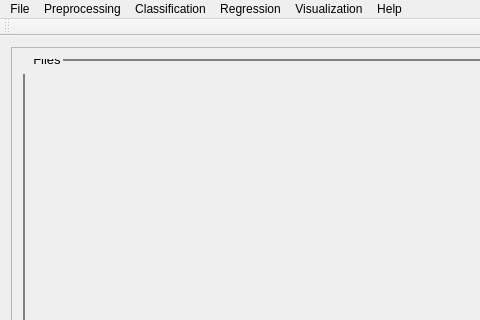
The window that src/PYSAT_Gui_UI_Forms/UI Files/01_mainwindow_get_mask.ui (tisaconundrum2/PySAT-GUI) describes before a commit, drawn with Qt 5; both pictures show x 0 to 480 and y 0 to 320 of the 581 by 843 pixel window.
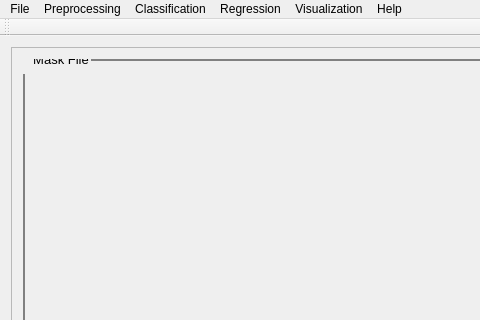
The same window after the commit.

What changed in the file:
```diff
--- a/src/PYSAT_Gui_UI_Forms/UI Files/01_mainwindow_get_mask.ui
+++ b/src/PYSAT_Gui_UI_Forms/UI Files/01_mainwindow_get_mask.ui
@@ -57,7 +57,7 @@
            </font>
           </property>
           <property name="title">
-           <string>Files</string>
+           <string>Mask File</string>
           </property>
           <layout class="QHBoxLayout" name="horizontalLayout">
            <item>
```
